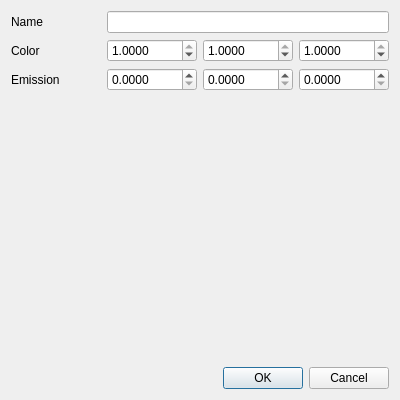
Yt-trium/Couscous-raytracer, file src/gui/dialogmaterial.ui: the form before one commit.
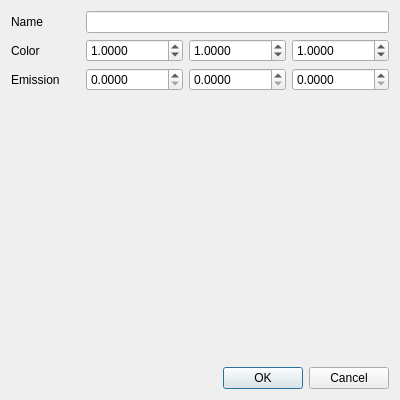
The form after the commit.

Diff of the .ui file:
```diff
--- a/src/gui/dialogmaterial.ui
+++ b/src/gui/dialogmaterial.ui
@@ -50,7 +50,7 @@
       <number>4</number>
      </property>
      <property name="maximum">
-      <double>1.000000000000000</double>
+      <double>99999999.000000000000000</double>
      </property>
      <property name="singleStep">
       <double>0.010000000000000</double>
@@ -76,7 +76,7 @@
       <number>4</number>
      </property>
      <property name="maximum">
-      <double>1.000000000000000</double>
+      <double>99999999.000000000000000</double>
      </property>
      <property name="singleStep">
       <double>0.010000000000000</double>
@@ -91,8 +91,11 @@
      <property name="decimals">
       <number>4</number>
      </property>
+     <property name="minimum">
+      <double>0.000000000000000</double>
+     </property>
      <property name="maximum">
-      <double>1.000000000000000</double>
+      <double>99999999.000000000000000</double>
      </property>
      <property name="singleStep">
       <double>0.010000000000000</double>
@@ -115,7 +118,7 @@
       <number>4</number>
      </property>
      <property name="maximum">
-      <double>1.000000000000000</double>
+      <double>99999999.000000000000000</double>
      </property>
      <property name="singleStep">
       <double>0.010000000000000</double>
@@ -128,7 +131,7 @@
       <number>4</number>
      </property>
      <property name="maximum">
-      <double>1.000000000000000</double>
+      <double>99999999.000000000000000</double>
      </property>
      <property name="singleStep">
       <double>0.010000000000000</double>
@@ -141,7 +144,7 @@
       <number>4</number>
      </property>
      <property name="maximum">
-      <double>1.000000000000000</double>
+      <double>99999999.000000000000000</double>
      </property>
      <property name="singleStep">
       <double>0.010000000000000</double>
```
